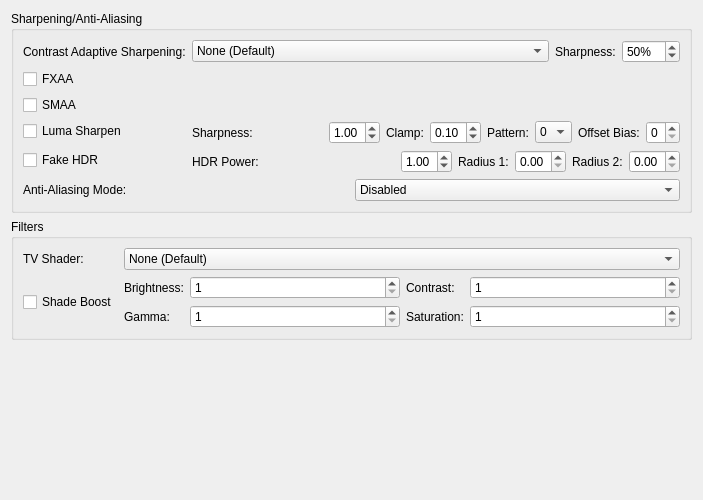
Before: the Qt Designer form pcsx2-qt/Settings/GraphicsPostProcessingSettingsTab.ui in 0vva0va/PCSX2_AriaEdition, drawn with Qt 5.
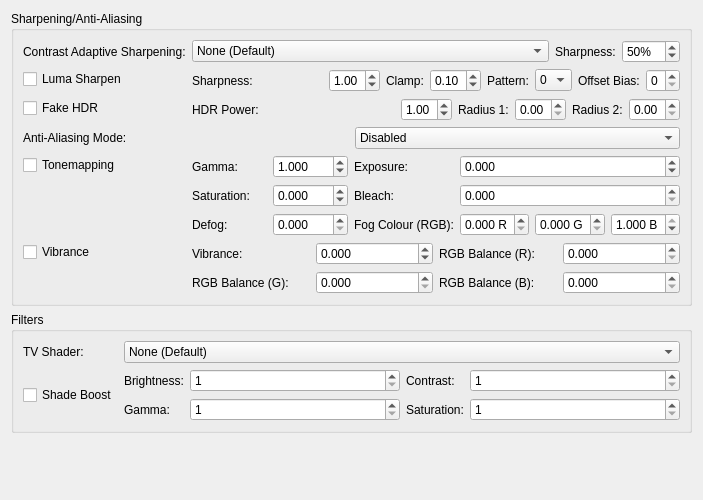
After: the same form once the commit is applied.

```diff
--- a/pcsx2-qt/Settings/GraphicsPostProcessingSettingsTab.ui
+++ b/pcsx2-qt/Settings/GraphicsPostProcessingSettingsTab.ui
@@ -86,20 +86,6 @@
         </item>
        </layout>
       </item>
-      <item row="1" column="0" colspan="2">
-       <widget class="QCheckBox" name="fxaa">
-        <property name="text">
-         <string>FXAA</string>
-        </property>
-       </widget>
-      </item>
-	  <item row="2" column="0" colspan="2">
-	   <widget class="QCheckBox" name="smaa">
-		 <property name="text">
-		  <string>SMAA</string>
-		 </property>
-		</widget>
-	  </item>
       <item row="3" column="0">
        <widget class="QCheckBox" name="lumaSharpen">
         <property name="text">
@@ -359,9 +345,59 @@
          </widget>
         </item>
        </layout>
-      </item>
-     </layout>
-    </widget>
+       </item>
+       <item row="6" column="0">
+        <widget class="QCheckBox" name="tonemapping">
+         <property name="text"><string>Tonemapping</string></property>
+         <property name="toolTip"><string>Enables the Tonemapping effect.</string></property>
+        </widget>
+       </item>
+       <item row="6" column="1">
+        <layout class="QGridLayout" name="tonemappingLayout">
+         <item row="0" column="0"><widget class="QLabel" name="tonemappingGammaLabel"><property name="text"><string>Gamma:</string></property><property name="buddy"><cstring>tonemappingGamma</cstring></property></widget></item>
+         <item row="0" column="1"><widget class="QDoubleSpinBox" name="tonemappingGamma"><property name="minimum"><double>0.0</double></property><property name="maximum"><double>2.0</double></property><property name="singleStep"><double>0.1</double></property><property name="decimals"><number>3</number></property><property name="value"><double>1.0</double></property></widget></item>
+         <item row="0" column="2"><widget class="QLabel" name="tonemappingExposureLabel"><property name="text"><string>Exposure:</string></property><property name="buddy"><cstring>tonemappingExposure</cstring></property></widget></item>
+         <item row="0" column="3"><widget class="QDoubleSpinBox" name="tonemappingExposure"><property name="minimum"><double>-1.0</double></property><property name="maximum"><double>1.0</double></property><property name="singleStep"><double>0.1</double></property><property name="decimals"><number>3</number></property><property name="value"><double>0.0</double></property></widget></item>
+         <item row="1" column="0"><widget class="QLabel" name="tonemappingSaturationLabel"><property name="text"><string>Saturation:</string></property><property name="buddy"><cstring>tonemappingSaturation</cstring></property></widget></item>
+         <item row="1" column="1"><widget class="QDoubleSpinBox" name="tonemappingSaturation"><property name="minimum"><double>-1.0</double></property><property name="maximum"><double>1.0</double></property><property name="singleStep"><double>0.1</double></property><property name="decimals"><number>3</number></property><property name="value"><double>0.0</double></property></widget></item>
+         <item row="1" column="2"><widget class="QLabel" name="tonemappingBleachLabel"><property name="text"><string>Bleach:</string></property><property name="buddy"><cstring>tonemappingBleach</cstring></property></widget></item>
+         <item row="1" column="3"><widget class="QDoubleSpinBox" name="tonemappingBleach"><property name="minimum"><double>0.0</double></property><property name="maximum"><double>1.0</double></property><property name="singleStep"><double>0.1</double></property><property name="decimals"><number>3</number></property><property name="value"><double>0.0</double></property></widget></item>
+         <item row="2" column="0"><widget class="QLabel" name="tonemappingDefogLabel"><property name="text"><string>Defog:</string></property><property name="buddy"><cstring>tonemappingDefog</cstring></property></widget></item>
+         <item row="2" column="1"><widget class="QDoubleSpinBox" name="tonemappingDefog"><property name="minimum"><double>0.0</double></property><property name="maximum"><double>1.0</double></property><property name="singleStep"><double>0.1</double></property><property name="decimals"><number>3</number></property><property name="value"><double>0.0</double></property></widget></item>
+          <item row="2" column="2">
+           <widget class="QLabel" name="tonemappingFogColourLabel">
+            <property name="text"><string>Fog Colour (RGB):</string></property>
+           </widget>
+          </item>
+          <item row="2" column="3">
+           <layout class="QHBoxLayout" name="tonemappingFogColourLayout">
+            <item><widget class="QDoubleSpinBox" name="tonemappingFogColourR"><property name="suffix"><string> R</string></property><property name="minimum"><double>0.0</double></property><property name="maximum"><double>1.0</double></property><property name="singleStep"><double>0.1</double></property><property name="decimals"><number>3</number></property><property name="value"><double>0.0</double></property></widget></item>
+            <item><widget class="QDoubleSpinBox" name="tonemappingFogColourG"><property name="suffix"><string> G</string></property><property name="minimum"><double>0.0</double></property><property name="maximum"><double>1.0</double></property><property name="singleStep"><double>0.1</double></property><property name="decimals"><number>3</number></property><property name="value"><double>0.0</double></property></widget></item>
+            <item><widget class="QDoubleSpinBox" name="tonemappingFogColourB"><property name="suffix"><string> B</string></property><property name="minimum"><double>0.0</double></property><property name="maximum"><double>1.0</double></property><property name="singleStep"><double>0.1</double></property><property name="decimals"><number>3</number></property><property name="value"><double>1.0</double></property></widget></item>
+           </layout>
+          </item>
+        </layout>
+       </item>
+        <item row="7" column="0">
+         <widget class="QCheckBox" name="vibrance">
+          <property name="text"><string>Vibrance</string></property>
+          <property name="toolTip"><string>Placeholder description for the Vibrance effect.</string></property>
+         </widget>
+        </item>
+        <item row="7" column="1">
+         <layout class="QGridLayout" name="vibranceLayout">
+          <item row="0" column="0"><widget class="QLabel" name="vibranceStrengthLabel"><property name="text"><string>Vibrance:</string></property><property name="toolTip"><string>Placeholder description for parameter 1.</string></property><property name="buddy"><cstring>vibranceStrength</cstring></property></widget></item>
+          <item row="0" column="1"><widget class="QDoubleSpinBox" name="vibranceStrength"><property name="toolTip"><string>Placeholder description for parameter 1.</string></property><property name="minimum"><double>-1.0</double></property><property name="maximum"><double>1.0</double></property><property name="singleStep"><double>0.1</double></property><property name="decimals"><number>3</number></property><property name="value"><double>0.0</double></property></widget></item>
+          <item row="0" column="2"><widget class="QLabel" name="vibranceRGBBalanceRLabel"><property name="text"><string>RGB Balance (R):</string></property><property name="toolTip"><string>Placeholder description for parameter 2.</string></property><property name="buddy"><cstring>vibranceRGBBalanceR</cstring></property></widget></item>
+          <item row="0" column="3"><widget class="QDoubleSpinBox" name="vibranceRGBBalanceR"><property name="toolTip"><string>Placeholder description for parameter 2.</string></property><property name="minimum"><double>0.0</double></property><property name="maximum"><double>10.0</double></property><property name="singleStep"><double>0.1</double></property><property name="decimals"><number>3</number></property><property name="value"><double>0.0</double></property></widget></item>
+          <item row="1" column="0"><widget class="QLabel" name="vibranceRGBBalanceGLabel"><property name="text"><string>RGB Balance (G):</string></property><property name="toolTip"><string>Placeholder description for parameter 3.</string></property><property name="buddy"><cstring>vibranceRGBBalanceG</cstring></property></widget></item>
+          <item row="1" column="1"><widget class="QDoubleSpinBox" name="vibranceRGBBalanceG"><property name="toolTip"><string>Placeholder description for parameter 3.</string></property><property name="minimum"><double>0.0</double></property><property name="maximum"><double>10.0</double></property><property name="singleStep"><double>0.1</double></property><property name="decimals"><number>3</number></property><property name="value"><double>0.0</double></property></widget></item>
+          <item row="1" column="2"><widget class="QLabel" name="vibranceRGBBalanceBLabel"><property name="text"><string>RGB Balance (B):</string></property><property name="toolTip"><string>Placeholder description for parameter 4.</string></property><property name="buddy"><cstring>vibranceRGBBalanceB</cstring></property></widget></item>
+          <item row="1" column="3"><widget class="QDoubleSpinBox" name="vibranceRGBBalanceB"><property name="toolTip"><string>Placeholder description for parameter 4.</string></property><property name="minimum"><double>0.0</double></property><property name="maximum"><double>10.0</double></property><property name="singleStep"><double>0.1</double></property><property name="decimals"><number>3</number></property><property name="value"><double>0.0</double></property></widget></item>
+         </layout>
+        </item>
+      </layout>
+     </widget>
    </item>
    <item>
     <widget class="QGroupBox" name="filtersLayout">
```
Left out of the diff: 14 changed lines with no effect on the pictures.
